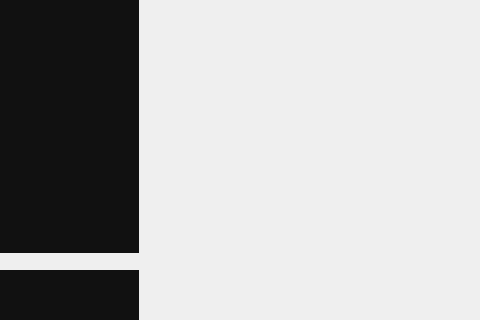
Qt form app/corebox/corebox.ui (rahmanshaber/corebox) before a commit; both pictures show x 0 to 480 and y 258 to 578 of the 784 by 578 pixel window.
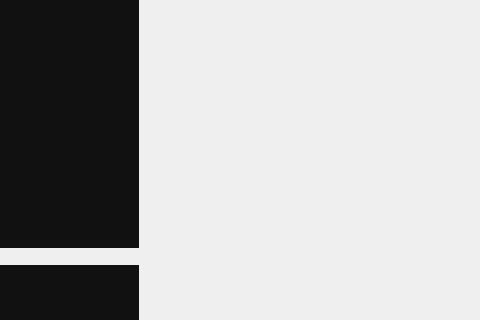
The same form after that commit. Icons and pictures are not drawn.

Diff of the .ui file:
```diff
--- a/app/corebox/corebox.ui
+++ b/app/corebox/corebox.ui
@@ -83,7 +83,7 @@
         <number>0</number>
        </property>
        <property name="bottomMargin">
-        <number>5</number>
+        <number>10</number>
        </property>
        <item>
         <widget class="QPushButton" name="box">
```
